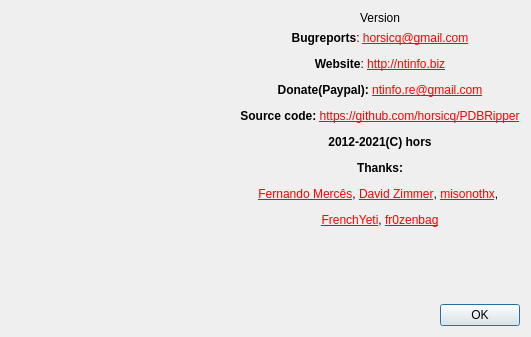
First picture: the form in gui_source/dialogabout.ui, repository horsicq/PDBRipper, before the edit.
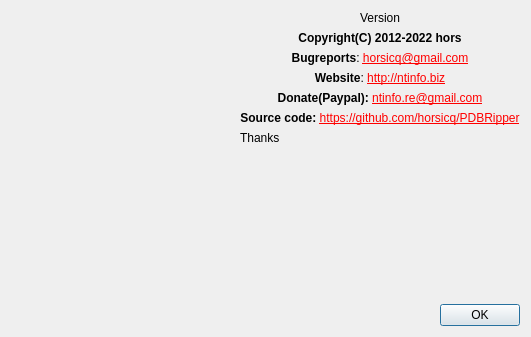
Second picture: the form after the edit. Icons and pictures are not drawn.

```diff
--- a/gui_source/dialogabout.ui
+++ b/gui_source/dialogabout.ui
@@ -47,7 +47,60 @@
        <item>
         <widget class="QLabel" name="labelInfo">
          <property name="text">
-          <string notr="true">&lt;html&gt;&lt;head/&gt;&lt;body&gt;&lt;p align=&quot;center&quot;&gt;&lt;span style=&quot; font-weight:600;&quot;&gt;Bugreports&lt;/span&gt;: &lt;a href=&quot;mailto:horsicq@gmail.com&quot;&gt;&lt;span style=&quot; text-decoration: underline; color:#ff0000;&quot;&gt;horsicq@gmail.com&lt;/span&gt;&lt;/a&gt;&lt;/p&gt;&lt;p align=&quot;center&quot;&gt;&lt;span style=&quot; font-weight:600;&quot;&gt;Website&lt;/span&gt;: &lt;a href=&quot;http://ntinfo.biz&quot;&gt;&lt;span style=&quot; text-decoration: underline; color:#ff0000;&quot;&gt;http://ntinfo.biz&lt;/span&gt;&lt;/a&gt;&lt;/p&gt;&lt;p align=&quot;center&quot;&gt;&lt;span style=&quot; font-weight:600;&quot;&gt;Donate(Paypal): &lt;/span&gt;&lt;a href=&quot;mailto:ntinfo.re@gmail.com&quot;&gt;&lt;span style=&quot; text-decoration: underline; color:#ff0000;&quot;&gt;ntinfo.re@gmail.com&lt;/span&gt;&lt;/a&gt;&lt;/p&gt;&lt;p align=&quot;center&quot;&gt;&lt;span style=&quot; font-weight:600;&quot;&gt;Source code: &lt;/span&gt;&lt;a href=&quot;https://github.com/horsicq/PDBRipper&quot;&gt;&lt;span style=&quot; text-decoration: underline; color:#ff0000;&quot;&gt;https://github.com/horsicq/PDBRipper&lt;/span&gt;&lt;/a&gt;&lt;/p&gt;&lt;p align=&quot;center&quot;&gt;&lt;span style=&quot; font-weight:600;&quot;&gt;2012-2021(C) hors&lt;/span&gt;&lt;/p&gt;&lt;p align=&quot;center&quot;&gt;&lt;span style=&quot; font-weight:600;&quot;&gt;Thanks:&lt;/span&gt;&lt;/p&gt;&lt;p align=&quot;center&quot;&gt;&lt;a href=&quot;https://www.mentebinaria.com.br/&quot;&gt;&lt;span style=&quot; text-decoration: underline; color:#ff0000;&quot;&gt;Fernando Mercês&lt;/span&gt;&lt;/a&gt;, &lt;a href=&quot;http://sandsprite.com/&quot;&gt;&lt;span style=&quot; text-decoration: underline; color:#ff0000;&quot;&gt;David Zimmer&lt;/span&gt;&lt;/a&gt;, &lt;a href=&quot;https://github.com/miso-xyz&quot;&gt;&lt;span style=&quot; text-decoration: underline; color:#ff0000;&quot;&gt;misonothx&lt;/span&gt;&lt;/a&gt;, &lt;/p&gt;&lt;p align=&quot;center&quot;&gt;&lt;a href=&quot;https://twitter.com/frenchyeti&quot;&gt;&lt;span style=&quot; text-decoration: underline; color:#ff0000;&quot;&gt;FrenchYeti&lt;/span&gt;&lt;/a&gt;, &lt;a href=&quot;https://github.com/fr0zenbag&quot;&gt;&lt;span style=&quot; text-decoration: underline; color:#ff0000;&quot;&gt;fr0zenbag&lt;/span&gt;&lt;/a&gt;&lt;/p&gt;&lt;/body&gt;&lt;/html&gt;</string>
+          <string notr="true">&lt;html&gt;&lt;head/&gt;&lt;body&gt;&lt;p&gt;&lt;span style=&quot; font-weight:700;&quot;&gt;Copyright(C) 2012-2022 hors&lt;/span&gt;&lt;/p&gt;&lt;/body&gt;&lt;/html&gt;</string>
+         </property>
+         <property name="alignment">
+          <set>Qt::AlignCenter</set>
+         </property>
+        </widget>
+       </item>
+       <item>
+        <widget class="QLabel" name="labelBugreports">
+         <property name="text">
+          <string notr="true">&lt;html&gt;&lt;head/&gt;&lt;body&gt;&lt;p&gt;&lt;span style=&quot; font-weight:600;&quot;&gt;Bugreports&lt;/span&gt;: &lt;a href=&quot;mailto:horsicq@gmail.com&quot;&gt;&lt;span style=&quot; text-decoration: underline; color:#ff0000;&quot;&gt;horsicq@gmail.com&lt;/span&gt;&lt;/a&gt;&lt;/p&gt;&lt;/body&gt;&lt;/html&gt;</string>
+         </property>
+         <property name="alignment">
+          <set>Qt::AlignCenter</set>
+         </property>
+        </widget>
+       </item>
+       <item>
+        <widget class="QLabel" name="labelWebsite">
+         <property name="text">
+          <string notr="true">&lt;html&gt;&lt;head/&gt;&lt;body&gt;&lt;p&gt;&lt;span style=&quot; font-weight:600;&quot;&gt;Website&lt;/span&gt;: &lt;a href=&quot;http://ntinfo.biz&quot;&gt;&lt;span style=&quot; text-decoration: underline; color:#ff0000;&quot;&gt;http://ntinfo.biz&lt;/span&gt;&lt;/a&gt;&lt;/p&gt;&lt;/body&gt;&lt;/html&gt;</string>
+         </property>
+         <property name="alignment">
+          <set>Qt::AlignCenter</set>
+         </property>
+        </widget>
+       </item>
+       <item>
+        <widget class="QLabel" name="labelDonate">
+         <property name="text">
+          <string notr="true">&lt;html&gt;&lt;head/&gt;&lt;body&gt;&lt;p&gt;&lt;span style=&quot; font-weight:600;&quot;&gt;Donate(Paypal): &lt;/span&gt;&lt;a href=&quot;mailto:ntinfo.re@gmail.com&quot;&gt;&lt;span style=&quot; text-decoration: underline; color:#ff0000;&quot;&gt;ntinfo.re@gmail.com&lt;/span&gt;&lt;/a&gt;&lt;/p&gt;&lt;/body&gt;&lt;/html&gt;</string>
+         </property>
+         <property name="alignment">
+          <set>Qt::AlignCenter</set>
+         </property>
+        </widget>
+       </item>
+       <item>
+        <widget class="QLabel" name="labelSourceCode">
+         <property name="text">
+          <string notr="true">&lt;html&gt;&lt;head/&gt;&lt;body&gt;&lt;p&gt;&lt;span style=&quot; font-weight:600;&quot;&gt;Source code: &lt;/span&gt;&lt;a href=&quot;https://github.com/horsicq/PDBRipper&quot;&gt;&lt;span style=&quot; text-decoration: underline; color:#ff0000;&quot;&gt;https://github.com/horsicq/PDBRipper&lt;/span&gt;&lt;/a&gt;&lt;/p&gt;&lt;/body&gt;&lt;/html&gt;</string>
+         </property>
+         <property name="alignment">
+          <set>Qt::AlignCenter</set>
+         </property>
+        </widget>
+       </item>
+       <item>
+        <widget class="QLabel" name="labelThanks">
+         <property name="text">
+          <string notr="true">Thanks</string>
+         </property>
+         <property name="textFormat">
+          <enum>Qt::AutoText</enum>
          </property>
          <property name="openExternalLinks">
           <bool>true</bool>
@@ -71,19 +124,6 @@
      </item>
     </layout>
    </item>
-   <item>
-    <spacer name="verticalSpacer">
-     <property name="orientation">
-      <enum>Qt::Vertical</enum>
-     </property>
-     <property name="sizeHint" stdset="0">
-      <size>
-       <width>20</width>
-       <height>40</height>
-      </size>
-     </property>
-    </spacer>
-   </item>
    <item>
     <layout class="QHBoxLayout" name="horizontalLayout">
      <item>
```
Left out of the diff: 2 changed lines with no effect on the pictures.
